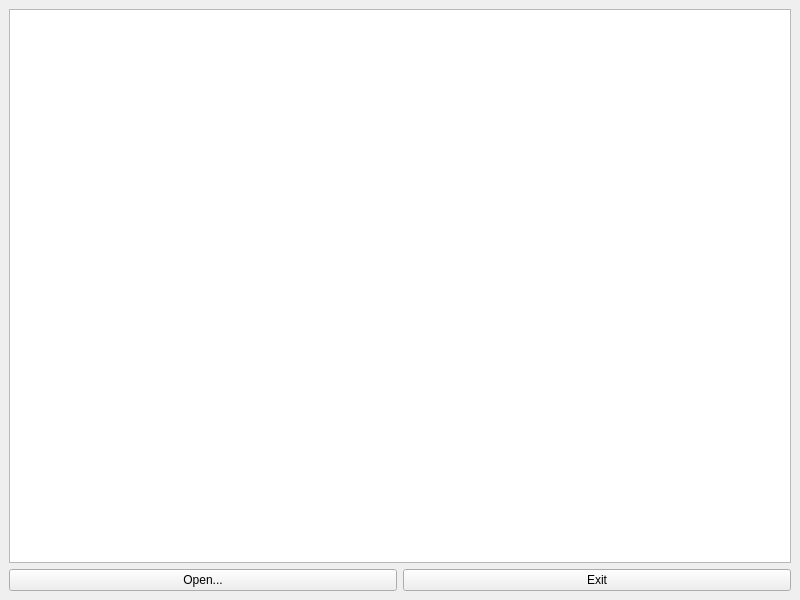
First picture: the form in src/vyu/mainwindow.ui, repository a2p1k02/vyu, before the edit.
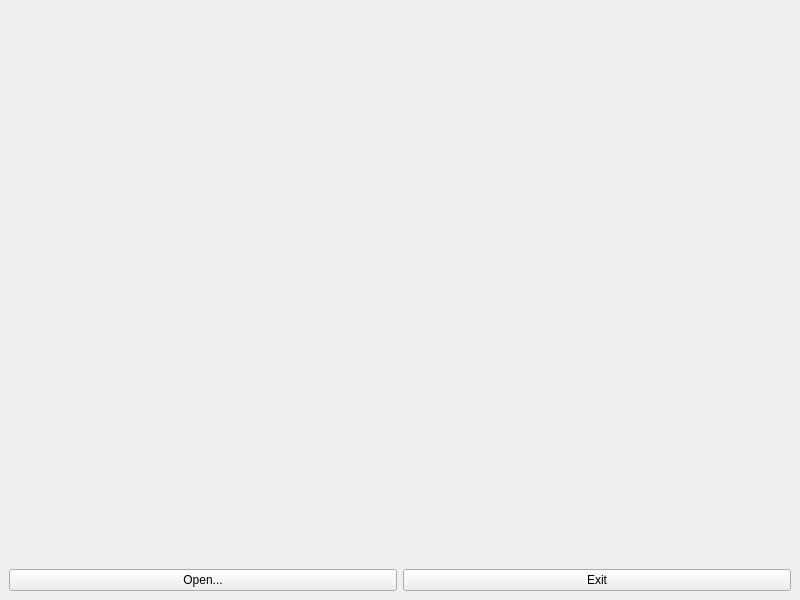
Second picture: the form after the edit.

Commit message: Add resizable feature with save original window size

Patch:
```diff
--- a/src/vyu/mainwindow.ui
+++ b/src/vyu/mainwindow.ui
@@ -30,7 +30,11 @@
      </widget>
     </item>
     <item row="0" column="0" colspan="2">
-     <widget class="QGraphicsView" name="imageView"/>
+     <widget class="QLabel" name="imageViewer">
+      <property name="text">
+       <string/>
+      </property>
+     </widget>
     </item>
    </layout>
   </widget>
```
Left out of the diff: 14 changed lines with no effect on the pictures. The commit also changes 4 other files.
